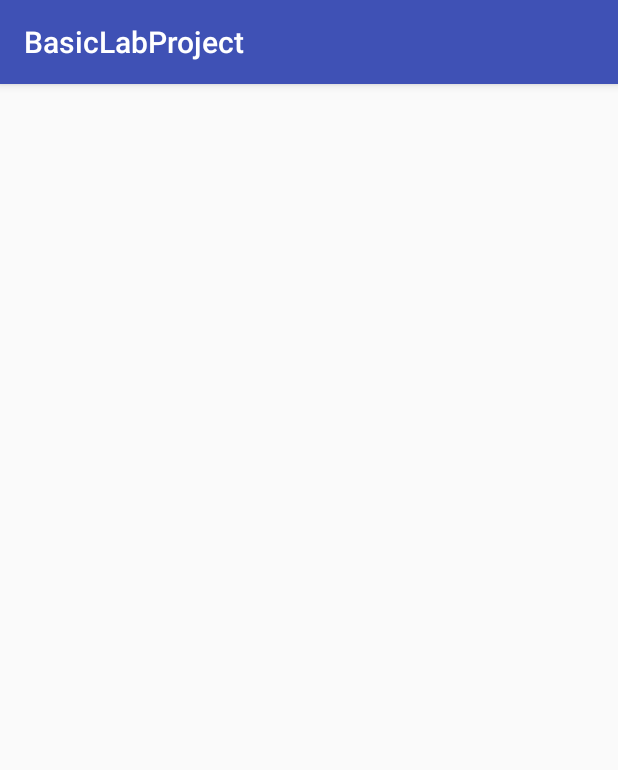
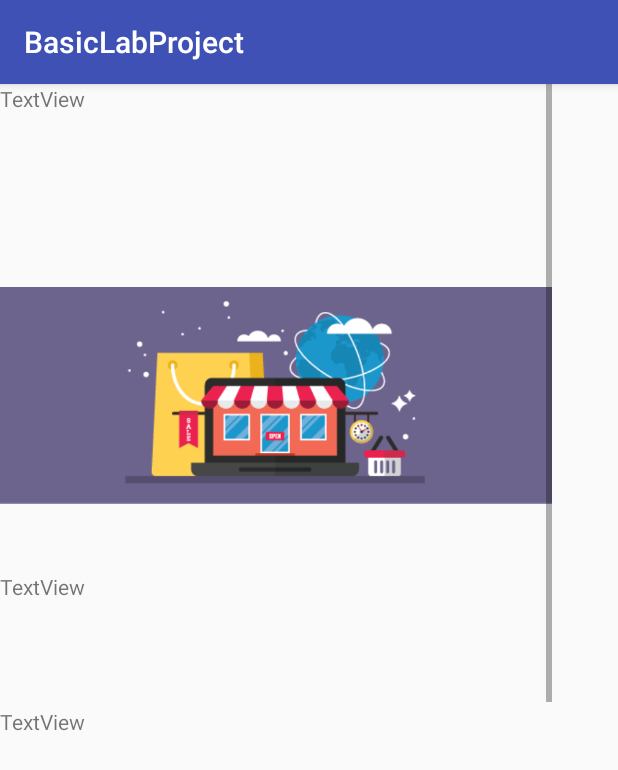
Before and after one commit to Team4SuccessTechnologyofSoftware/BasicLabProject, an Android app: the bargain screen opened directly, with no data from a screen before it, on a phone screen of 412 x 824 dp. Shown: the top 770 px of the screen. Run offline under Robolectric (Android 15) with nearby library versions, the phone set to English and light mode, and no system bars.

Commit message:
bargain activity.xml

```diff
--- a/app/src/main/res/layout/activity_bargain.xml
+++ b/app/src/main/res/layout/activity_bargain.xml
@@ -4,6 +4,59 @@
     xmlns:tools="http://schemas.android.com/tools"
     android:layout_width="match_parent"
     android:layout_height="match_parent"
-    tools:context="com.example.steve.basiclabproject.bargain">
+    tools:context="com.example.steve.basiclabproject.bargain"
+    tools:layout_editor_absoluteY="81dp"
+    tools:layout_editor_absoluteX="0dp">
+
+    <ScrollView
+        android:layout_width="368dp"
+        android:layout_height="495dp"
+        tools:layout_editor_absoluteY="8dp"
+        tools:layout_editor_absoluteX="8dp">
+
+        <LinearLayout
+            android:layout_width="match_parent"
+            android:layout_height="wrap_content"
+            android:orientation="vertical"
+            tools:layout_editor_absoluteX="8dp"
+            tools:layout_editor_absoluteY="8dp">
+
+            <TextView
+                android:id="@+id/bargTitle"
+                android:layout_width="match_parent"
+                android:layout_height="90dp"
+                android:layout_weight="0.13"
+                android:text="TextView" />
+
+            <ImageView
+                android:id="@+id/bargImage"
+                android:layout_width="match_parent"
+                android:layout_height="wrap_content"
+                android:layout_weight="0.13"
+                android:maxHeight="180dp"
+                app:srcCompat="@drawable/onlinemarketpalces8" />
+
+            <TextView
+                android:id="@+id/bargDescr"
+                android:layout_width="match_parent"
+                android:layout_height="90dp"
+                android:layout_weight="0.16"
+                android:text="TextView" />
+
+            <TextView
+                android:id="@+id/bargPrice"
+                android:layout_width="match_parent"
+                android:layout_height="90dp"
+                android:layout_weight="0.11"
+                android:text="TextView" />
+
+            <TextView
+                android:id="@+id/bargDetails"
+                android:layout_width="match_parent"
+                android:layout_height="90dp"
+                android:layout_weight="0.13"
+                android:text="TextView" />
+        </LinearLayout>
+    </ScrollView>
 
 </android.support.constraint.ConstraintLayout>
```
